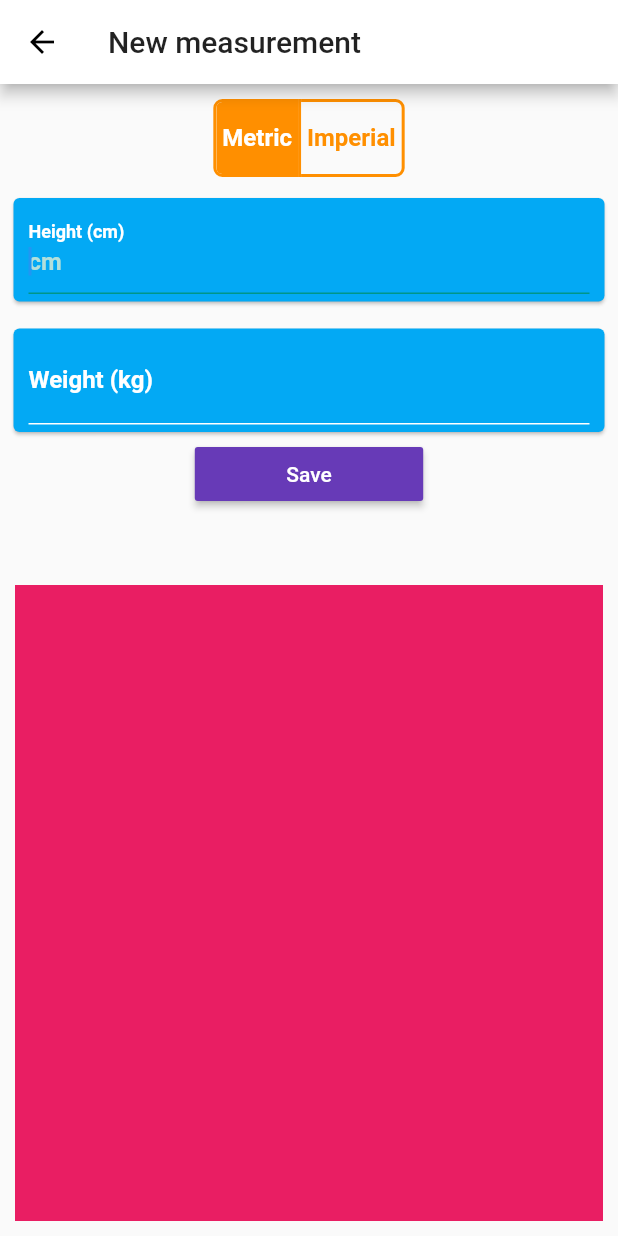
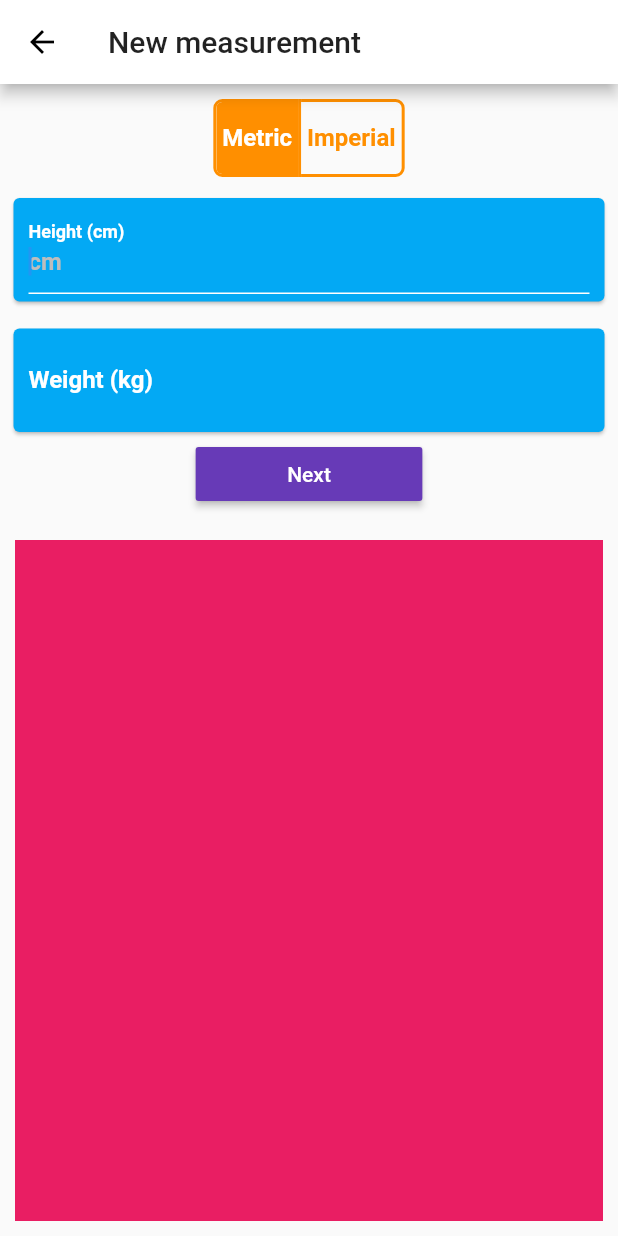
Before and after one commit to kimjaehu/turalura, a Flutter app: the NewMeasurementView screen opened directly, on a phone screen of 412 x 824 dp. Run offline on Flutter 3.47's test engine with Material 2 defaults, Android fonts, the phone set to English and light mode, and no system bars; our stand-ins replace charts_flutter; network calls fail.

Commit message:
added measurement units

```diff
--- a/lib/models/Measurement.dart
+++ b/lib/models/Measurement.dart
@@ -1,10 +1,9 @@
 class Measurement {
   final DateTime measureDate;
-  final double heightCm;
-  final double heightIn;
-  final double weightKg;
-  final String weightLb;
+  final double height;
+  final double weight;
+  final double unit;
 
-  Measurement(this.measureDate, this.heightCm, this.heightIn, this.weightKg,
-      this.weightLb);
+
+  Measurement(this.measureDate, this.height, this.weight, this.unit);
 }
--- a/lib/views/new_measurement/measurement_view.dart
+++ b/lib/views/new_measurement/measurement_view.dart
@@ -7,10 +7,8 @@ class NewMeasurementView extends StatefulWidget {
 
 class _NewMeasurementViewState extends State<NewMeasurementView> {
   List<bool> isSelected;
-  TextEditingController _heightCmController = new TextEditingController();
-  TextEditingController _heightInController = new TextEditingController();
-  TextEditingController _weightKgController = new TextEditingController();
-  TextEditingController _weightLbController = new TextEditingController();
+  TextEditingController _heightController = new TextEditingController();
+  TextEditingController _weightController = new TextEditingController();
 
   @override
   void initState() {
@@ -31,153 +29,81 @@ class _NewMeasurementViewState extends State<NewMeasurementView> {
             conversionToggleButton(),
             Padding(
               padding: EdgeInsets.only(top: 10.0),
-                child: isSelected[0]
-                    ? Card(
-                        color: Colors.lightBlue,
+              child: Card(
+                color: isSelected[0] ? Colors.lightBlue : Colors.green,
                 child: Column(
                   children: <Widget>[
                     Padding(
-                              padding:
-                                  EdgeInsets.fromLTRB(10.0, 5.0, 10.0, 5.0),
+                      padding: EdgeInsets.fromLTRB(10.0, 5.0, 10.0, 5.0),
                       child: TextField(
                         style: TextStyle(color: Colors.white),
                         keyboardType: TextInputType.number,
                         decoration: InputDecoration(
-                                    labelText: "Height (cm)",
+                            labelText:
+                                isSelected[0] ? "Height (cm)" : "Height (in)",
                             labelStyle: TextStyle(
                                 color: Colors.white,
                                 fontWeight: FontWeight.bold),
                             enabledBorder: UnderlineInputBorder(
-                                      borderSide:
-                                          BorderSide(color: Colors.white),
+                              borderSide: BorderSide(color: Colors.lightBlue),
                             ),
                             focusedBorder: UnderlineInputBorder(
-                                      borderSide:
-                                          BorderSide(color: Colors.teal),
+                              borderSide: BorderSide(color: Colors.white),
                             ),
-                                    hintText: "cm",
+                            hintText: isSelected[0] ? "cm" : "in",
                             hintStyle: TextStyle(
-                                        color: Colors.teal[100],
+                                color: Colors.grey[400],
                                 fontWeight: FontWeight.bold)),
-                                controller: _heightCmController,
+                        controller: _heightController,
                         autofocus: true,
                       ),
                     ),
                   ],
                 ),
-                      )
-                    : Card(
-                        color: Colors.green,
+              ),
+            ),
+            Padding(
+              padding: EdgeInsets.only(top: 10.0),
+              child: Card(
+                color: isSelected[0] ? Colors.lightBlue : Colors.green,
                 child: Column(
                   children: <Widget>[
                     Padding(
-                              padding:
-                                  EdgeInsets.fromLTRB(10.0, 5.0, 10.0, 5.0),
+                      padding: EdgeInsets.fromLTRB(10.0, 5.0, 10.0, 5.0),
                       child: TextField(
                         style: TextStyle(color: Colors.white),
                         keyboardType: TextInputType.number,
                         decoration: InputDecoration(
-                                    labelText: "Height (in)",
+                            labelText:
+                                isSelected[0] ? "Weight (kg)" : "Weight (lb)",
                             labelStyle: TextStyle(
                                 color: Colors.white,
                                 fontWeight: FontWeight.bold),
                             enabledBorder: UnderlineInputBorder(
-                                      borderSide:
-                                          BorderSide(color: Colors.white),
+                              borderSide: BorderSide(color: Colors.lightBlue),
                             ),
                             focusedBorder: UnderlineInputBorder(
-                                      borderSide:
-                                          BorderSide(color: Colors.teal),
+                              borderSide: BorderSide(color: Colors.white),
                             ),
-                                    hintText: "in",
+                            hintText: isSelected[0] ? "kg" : "lb",
                             hintStyle: TextStyle(
-                                        color: Colors.teal[100],
+                                color: Colors.grey[400],
                                 fontWeight: FontWeight.bold)),
-                                controller: _heightInController,
+                        controller: _weightController,
                         autofocus: true,
                       ),
                     ),
                   ],
                 ),
-                      )),
-            Padding(
-                padding: EdgeInsets.only(top: 10.0),
-                child: isSelected[0]
-                    ? Card(
-                        color: Colors.lightBlue,
-                        child: Column(
-                          children: <Widget>[
-                            Padding(
-                              padding:
-                                  EdgeInsets.fromLTRB(10.0, 5.0, 10.0, 5.0),
-                              child: TextField(
-                                style: TextStyle(color: Colors.white),
-                                keyboardType: TextInputType.number,
-                                decoration: InputDecoration(
-                                    labelText: "Weight (kg)",
-                                    labelStyle: TextStyle(
-                                        color: Colors.white,
-                                        fontWeight: FontWeight.bold),
-                                    enabledBorder: UnderlineInputBorder(
-                                      borderSide:
-                                          BorderSide(color: Colors.white),
-                                    ),
-                                    focusedBorder: UnderlineInputBorder(
-                                      borderSide:
-                                          BorderSide(color: Colors.teal),
-                                    ),
-                                    hintText: "kg",
-                                    hintStyle: TextStyle(
-                                        color: Colors.teal[100],
-                                        fontWeight: FontWeight.bold)),
-                                controller: _weightKgController,
-                                autofocus: true,
               ),
             ),
-                          ],
-                        ),
-                      )
-                    : Card(
-                        color: Colors.green,
-                        child: Column(
-                          children: <Widget>[
-                            Padding(
-                              padding:
-                                  EdgeInsets.fromLTRB(10.0, 5.0, 10.0, 5.0),
-                              child: TextField(
-                                style: TextStyle(color: Colors.white),
-                                keyboardType: TextInputType.number,
-                                decoration: InputDecoration(
-                                    labelText: "Weight (lb)",
-                                    labelStyle: TextStyle(
-                                        color: Colors.white,
-                                        fontWeight: FontWeight.bold),
-                                    enabledBorder: UnderlineInputBorder(
-                                      borderSide:
-                                          BorderSide(color: Colors.white),
-                                    ),
-                                    focusedBorder: UnderlineInputBorder(
-                                      borderSide:
-                                          BorderSide(color: Colors.teal),
-                                    ),
-                                    hintText: "lb",
-                                    hintStyle: TextStyle(
-                                        color: Colors.teal[100],
-                                        fontWeight: FontWeight.bold)),
-                                controller: _weightLbController,
-                                autofocus: true,
-                              ),
-                            ),
-                          ],
-                        ),
-                      )),
             RaisedButton(
               color: Colors.deepPurple,
               textColor: Colors.white,
               child: Padding(
                 padding: EdgeInsets.only(left: 45.0, right: 45.0),
                 child: Text(
-                  "Save",
+                  "Next",
                   style: TextStyle(),
                 ),
               ),
@@ -185,7 +111,8 @@ class _NewMeasurementViewState extends State<NewMeasurementView> {
             ),
             Expanded(
               child: Padding(
-                  padding: EdgeInsets.only(top: 50.0, right: 5.0, left: 5.0, bottom: 10.0),
+                  padding: EdgeInsets.only(
+                      top: 20.0, right: 5.0, left: 5.0, bottom: 10.0),
                   child: Container(
                     color: Colors.pink,
                   )),
```
Also changed, not shown: lib/views/new_measurement/date_view.dart (added). Lines whose indentation alone changed are shown as unchanged.
